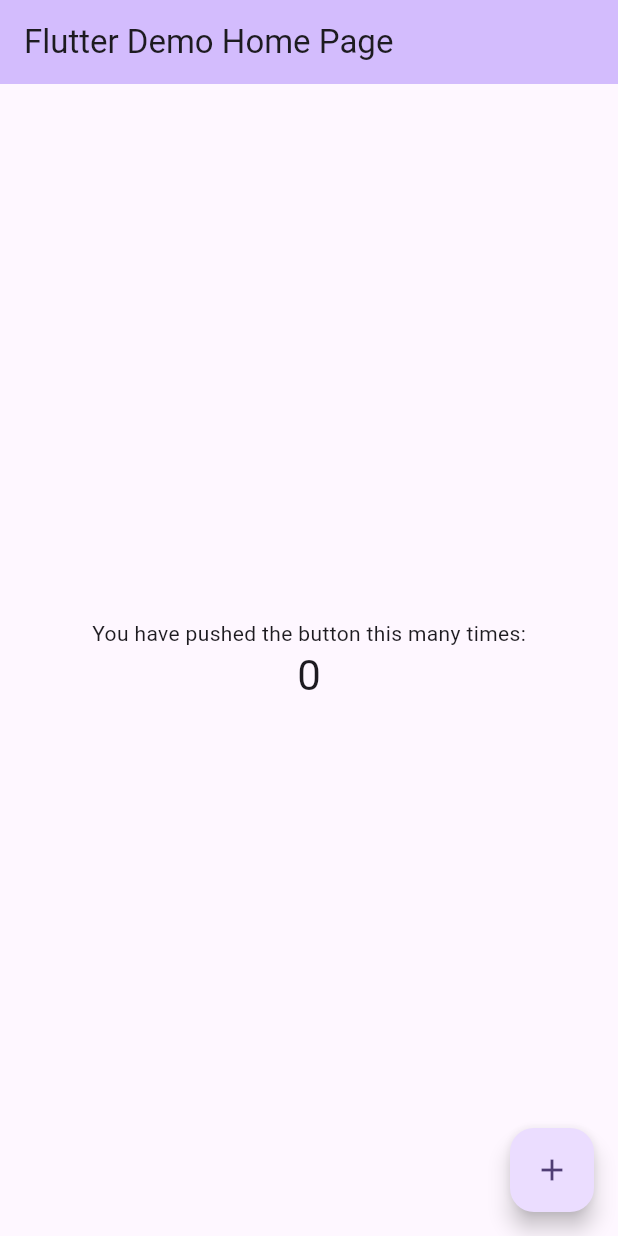
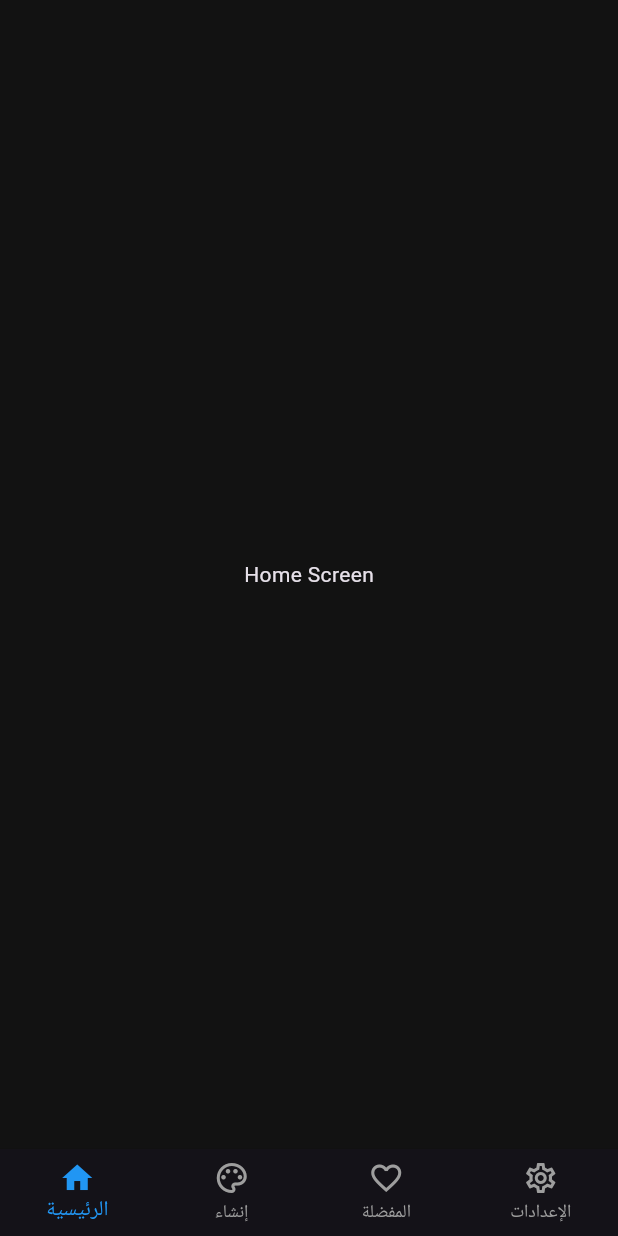
Before and after one commit to AnmarSammour/Flutter-projects, a Flutter app: the screen it shows after launch, on a phone screen of 412 x 824 dp. Run offline on Flutter 3.47's test engine with Material 3 defaults, Android fonts, the phone set to English and light mode, and no system bars; our stand-ins replace flutter_riverpod.

Commit message:
feat: Add MVC base structure and bottom navigation

```diff
--- a/ai_palette_generator/lib/main.dart
+++ b/ai_palette_generator/lib/main.dart
@@ -1,122 +1,34 @@
+// lib/main.dart
 import 'package:flutter/material.dart';
+import 'package:flutter_riverpod/flutter_riverpod.dart';
+import 'package:ai_palette_generator/views/screens/main_wrapper.dart';
 
 void main() {
-  runApp(const MyApp());
+  // سنضيف هنا تهيئة Hive لاحقاً
+  runApp(
+    // ProviderScope ضروري لعمل Riverpod
+    const ProviderScope(
+      child: MyApp(),
+    ),
+  );
 }
 
 class MyApp extends StatelessWidget {
   const MyApp({super.key});
 
-  // This widget is the root of your application.
   @override
   Widget build(BuildContext context) {
     return MaterialApp(
-      title: 'Flutter Demo',
-      theme: ThemeData(
-        // This is the theme of your application.
-        //
-        // TRY THIS: Try running your application with "flutter run". You'll see
-        // the application has a purple toolbar. Then, without quitting the app,
-        // try changing the seedColor in the colorScheme below to Colors.green
-        // and then invoke "hot reload" (save your changes or press the "hot
-        // reload" button in a Flutter-supported IDE, or press "r" if you used
-        // the command line to start the app).
-        //
-        // Notice that the counter didn't reset back to zero; the application
-        // state is not lost during the reload. To reset the state, use hot
-        // restart instead.
-        //
-        // This works for code too, not just values: Most code changes can be
-        // tested with just a hot reload.
-        colorScheme: ColorScheme.fromSeed(seedColor: Colors.deepPurple),
+      title: 'AI Palette Generator',
+      debugShowCheckedModeBanner: false,
+      theme: ThemeData.dark().copyWith(
+        scaffoldBackgroundColor: const Color(0xFF121212),
+        colorScheme: ColorScheme.fromSeed(
+          seedColor: Colors.deepPurple,
+          brightness: Brightness.dark,
+        ),
       ),
-      home: const MyHomePage(title: 'Flutter Demo Home Page'),
+      home: const MainWrapper(),
     );
   }
 }
-
-class MyHomePage extends StatefulWidget {
-  const MyHomePage({super.key, required this.title});
-
-  // This widget is the home page of your application. It is stateful, meaning
-  // that it has a State object (defined below) that contains fields that affect
-  // how it looks.
-
-  // This class is the configuration for the state. It holds the values (in this
-  // case the title) provided by the parent (in this case the App widget) and
-  // used by the build method of the State. Fields in a Widget subclass are
-  // always marked "final".
-
-  final String title;
-
-  @override
-  State<MyHomePage> createState() => _MyHomePageState();
-}
-
-class _MyHomePageState extends State<MyHomePage> {
-  int _counter = 0;
-
-  void _incrementCounter() {
-    setState(() {
-      // This call to setState tells the Flutter framework that something has
-      // changed in this State, which causes it to rerun the build method below
-      // so that the display can reflect the updated values. If we changed
-      // _counter without calling setState(), then the build method would not be
-      // called again, and so nothing would appear to happen.
-      _counter++;
-    });
-  }
-
-  @override
-  Widget build(BuildContext context) {
-    // This method is rerun every time setState is called, for instance as done
-    // by the _incrementCounter method above.
-    //
-    // The Flutter framework has been optimized to make rerunning build methods
-    // fast, so that you can just rebuild anything that needs updating rather
-    // than having to individually change instances of widgets.
-    return Scaffold(
-      appBar: AppBar(
-        // TRY THIS: Try changing the color here to a specific color (to
-        // Colors.amber, perhaps?) and trigger a hot reload to see the AppBar
-        // change color while the other colors stay the same.
-        backgroundColor: Theme.of(context).colorScheme.inversePrimary,
-        // Here we take the value from the MyHomePage object that was created by
-        // the App.build method, and use it to set our appbar title.
-        title: Text(widget.title),
-      ),
-      body: Center(
-        // Center is a layout widget. It takes a single child and positions it
-        // in the middle of the parent.
-        child: Column(
-          // Column is also a layout widget. It takes a list of children and
-          // arranges them vertically. By default, it sizes itself to fit its
-          // children horizontally, and tries to be as tall as its parent.
-          //
-          // Column has various properties to control how it sizes itself and
-          // how it positions its children. Here we use mainAxisAlignment to
-          // center the children vertically; the main axis here is the vertical
-          // axis because Columns are vertical (the cross axis would be
-          // horizontal).
-          //
-          // TRY THIS: Invoke "debug painting" (choose the "Toggle Debug Paint"
-          // action in the IDE, or press "p" in the console), to see the
-          // wireframe for each widget.
-          mainAxisAlignment: MainAxisAlignment.center,
-          children: <Widget>[
-            const Text('You have pushed the button this many times:'),
-            Text(
-              '$_counter',
-              style: Theme.of(context).textTheme.headlineMedium,
-            ),
-          ],
-        ),
-      ),
-      floatingActionButton: FloatingActionButton(
-        onPressed: _incrementCounter,
-        tooltip: 'Increment',
-        child: const Icon(Icons.add),
-      ), // This trailing comma makes auto-formatting nicer for build methods.
-    );
-  }
-}
--- /dev/null
+++ b/ai_palette_generator/lib/views/screens/favorites_screen.dart
@@ -0,0 +1,14 @@
+import 'package:flutter/material.dart';
+
+class FavoritesScreen extends StatelessWidget {
+  const FavoritesScreen({super.key});
+
+  @override
+  Widget build(BuildContext context) {
+    return const Scaffold(
+      body: Center(
+        child: Text('Favorites Screen'),
+      ),
+    );
+  }
+}
--- /dev/null
+++ b/ai_palette_generator/lib/views/screens/generate_screen.dart
@@ -0,0 +1,14 @@
+import 'package:flutter/material.dart';
+
+class GenerateScreen extends StatelessWidget {
+  const GenerateScreen({super.key});
+
+  @override
+  Widget build(BuildContext context) {
+    return const Scaffold(
+      body: Center(
+        child: Text('Generate Screen'),
+      ),
+    );
+  }
+}
--- /dev/null
+++ b/ai_palette_generator/lib/views/screens/home_screen.dart
@@ -0,0 +1,14 @@
+import 'package:flutter/material.dart';
+
+class HomeScreen extends StatelessWidget {
+  const HomeScreen({super.key});
+
+  @override
+  Widget build(BuildContext context) {
+    return const Scaffold(
+      body: Center(
+        child: Text('Home Screen'),
+      ),
+    );
+  }
+}
--- /dev/null
+++ b/ai_palette_generator/lib/views/screens/main_wrapper.dart
@@ -0,0 +1,50 @@
+import 'package:flutter/material.dart';
+import 'package:ai_palette_generator/views/screens/favorites_screen.dart';
+import 'package:ai_palette_generator/views/screens/generate_screen.dart';
+import 'package:ai_palette_generator/views/screens/home_screen.dart';
+import 'package:ai_palette_generator/views/screens/settings_screen.dart';
+
+class MainWrapper extends StatefulWidget {
+  const MainWrapper({super.key});
+
+  @override
+  State<MainWrapper> createState() => _MainWrapperState();
+}
+
+class _MainWrapperState extends State<MainWrapper> {
+  int _currentIndex = 0;
+
+  final List<Widget> _screens = [
+    const HomeScreen(),
+    const GenerateScreen(),
+    const FavoritesScreen(),
+    const SettingsScreen(),
+  ];
+
+  @override
+  Widget build(BuildContext context) {
+    return Scaffold(
+      body: IndexedStack(
+        index: _currentIndex,
+        children: _screens,
+      ),
+      bottomNavigationBar: BottomNavigationBar(
+        currentIndex: _currentIndex,
+        onTap: (index) {
+          setState(() {
+            _currentIndex = index;
+          });
+        },
+        type: BottomNavigationBarType.fixed,
+        selectedItemColor: Colors.blue,
+        unselectedItemColor: Colors.grey,
+        items: const [
+          BottomNavigationBarItem(icon: Icon(Icons.home_outlined), activeIcon: Icon(Icons.home), label: 'الرئيسية'),
+          BottomNavigationBarItem(icon: Icon(Icons.palette_outlined), activeIcon: Icon(Icons.palette), label: 'إنشاء'),
+          BottomNavigationBarItem(icon: Icon(Icons.favorite_border), activeIcon: Icon(Icons.favorite), label: 'المفضلة'),
+          BottomNavigationBarItem(icon: Icon(Icons.settings_outlined), activeIcon: Icon(Icons.settings), label: 'الإعدادات'),
+        ],
+      ),
+    );
+  }
+}
--- /dev/null
+++ b/ai_palette_generator/lib/views/screens/settings_screen.dart
@@ -0,0 +1,14 @@
+import 'package:flutter/material.dart';
+
+class SettingsScreen extends StatelessWidget {
+  const SettingsScreen({super.key});
+
+  @override
+  Widget build(BuildContext context) {
+    return const Scaffold(
+      body: Center(
+        child: Text('Settings Screen'),
+      ),
+    );
+  }
+}
```
